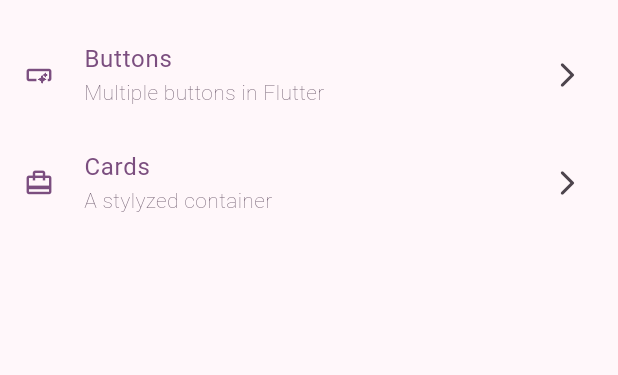
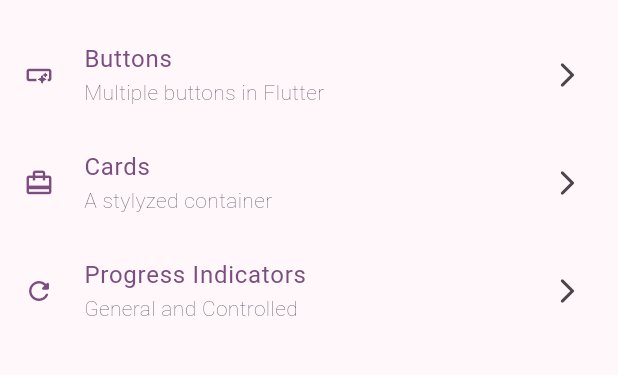
Before and after one commit to prodriguezr/flutter-widgets_app, a Flutter app: the screen it shows after launch, on a phone screen of 412 x 824 dp, the part 63-438 px from its top. Run offline on Flutter 3.47's test engine with Material 3 defaults, Android fonts, the phone set to English and light mode, and no system bars; our stand-ins replace go_router.

Commit message:
Progress indicators controlled finished

```diff
--- a/lib/config/menu/menu_items.dart
+++ b/lib/config/menu/menu_items.dart
@@ -31,4 +31,11 @@ List<MenuItem> appMenuItems = <MenuItem>[
     icon: Icons.card_travel_outlined,
     screen: 'CardsScreen',
   ),
+  const MenuItem(
+    title: 'Progress Indicators',
+    subtitle: 'General and Controlled',
+    link: '/progress',
+    icon: Icons.refresh_rounded,
+    screen: 'ProgressScreen',
+  ),
 ];
--- a/lib/config/routes/app_router.dart
+++ b/lib/config/routes/app_router.dart
@@ -19,5 +19,10 @@ final appRouter = GoRouter(
       name: CardsScreen.name,
       builder: (context, state) => const CardsScreen(),
     ),
+    GoRoute(
+      path: '/progress',
+      name: ProgressScreen.name,
+      builder: (context, state) => const ProgressScreen(),
+    ),
   ],
 );
```
Also changed, not shown: lib/presentation/screens/progress/progress_screen.dart (+65 -1 lines).
